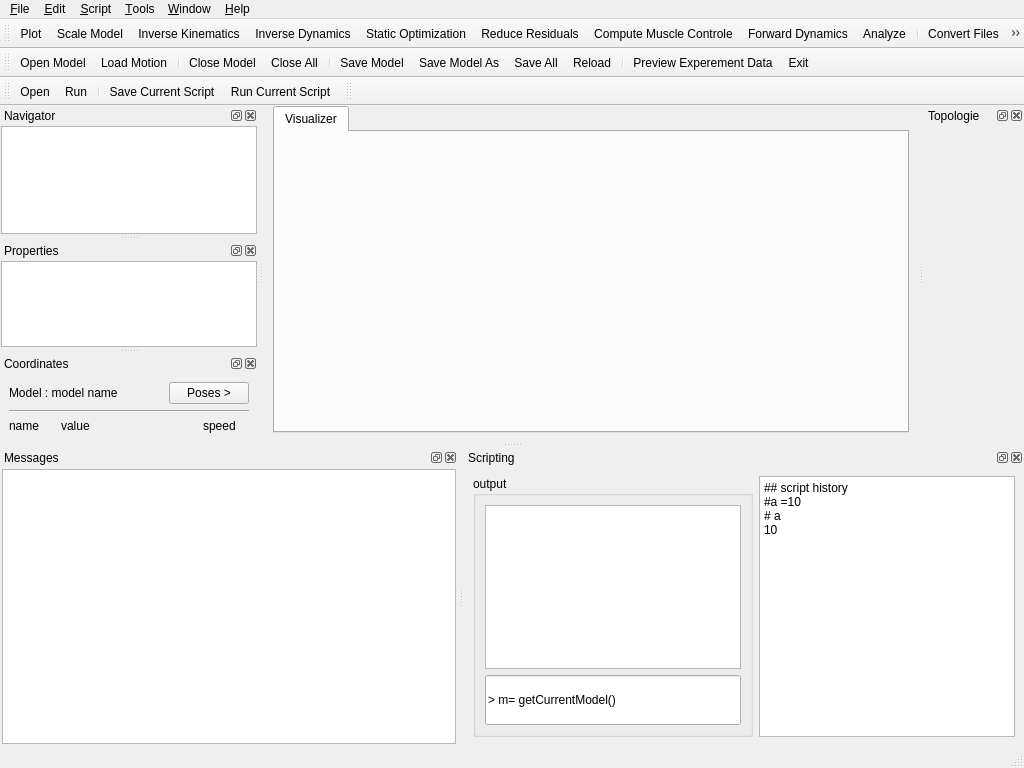
ia-dev/opensimQt, file Gui/vsWidgets/vsMainWindow.ui: the form before one commit.
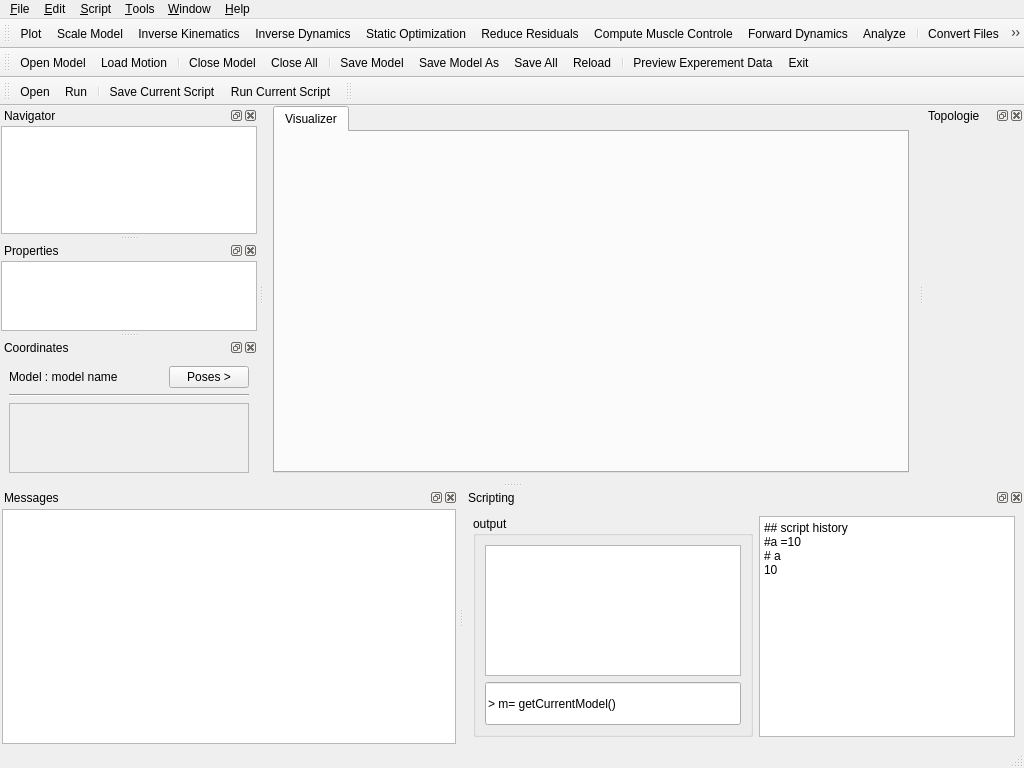
The form after the commit. Icons and pictures are not drawn. Custom widgets are drawn as their Qt base class.

Commit message: fixing the coordinates layout to support multiple entries

The edit to the form file:
```diff
--- a/Gui/vsWidgets/vsMainWindow.ui
+++ b/Gui/vsWidgets/vsMainWindow.ui
@@ -640,63 +640,21 @@
       </widget>
      </item>
      <item>
-      <layout class="QHBoxLayout" name="coordinatesHeader">
-       <item>
-        <widget class="QLabel" name="nameLabel">
-         <property name="sizePolicy">
-          <sizepolicy hsizetype="Preferred" vsizetype="Preferred">
-           <horstretch>1</horstretch>
-           <verstretch>0</verstretch>
-          </sizepolicy>
-         </property>
-         <property name="text">
-          <string>name</string>
-         </property>
-        </widget>
-       </item>
-       <item>
-        <widget class="QLabel" name="valueLabel">
-         <property name="sizePolicy">
-          <sizepolicy hsizetype="Preferred" vsizetype="Preferred">
-           <horstretch>3</horstretch>
-           <verstretch>0</verstretch>
-          </sizepolicy>
-         </property>
-         <property name="text">
-          <string>value</string>
-         </property>
-        </widget>
-       </item>
-       <item>
-        <widget class="QLabel" name="speedlabel">
-         <property name="sizePolicy">
-          <sizepolicy hsizetype="Preferred" vsizetype="Preferred">
-           <horstretch>1</horstretch>
-           <verstretch>0</verstretch>
-          </sizepolicy>
-         </property>
-         <property name="text">
-          <string>speed</string>
-         </property>
-        </widget>
-       </item>
-      </layout>
-     </item>
-     <item>
-      <layout class="QVBoxLayout" name="coordinatesLayout"/>
-     </item>
-     <item>
-      <spacer name="verticalSpacer">
-       <property name="orientation">
-        <enum>Qt::Vertical</enum>
+      <widget class="QScrollArea" name="scrollArea">
+       <property name="widgetResizable">
+        <bool>true</bool>
        </property>
-       <property name="sizeHint" stdset="0">
-        <size>
-         <width>20</width>
-         <height>40</height>
-        </size>
-       </property>
-      </spacer>
+       <widget class="QWidget" name="scrollAreaWidgetContents">
+        <property name="geometry">
+         <rect>
+          <x>0</x>
+          <y>0</y>
+          <width>238</width>
+          <height>123</height>
+         </rect>
+        </property>
+       </widget>
+      </widget>
      </item>
     </layout>
    </widget>
```
The commit also changes 6 other files.
